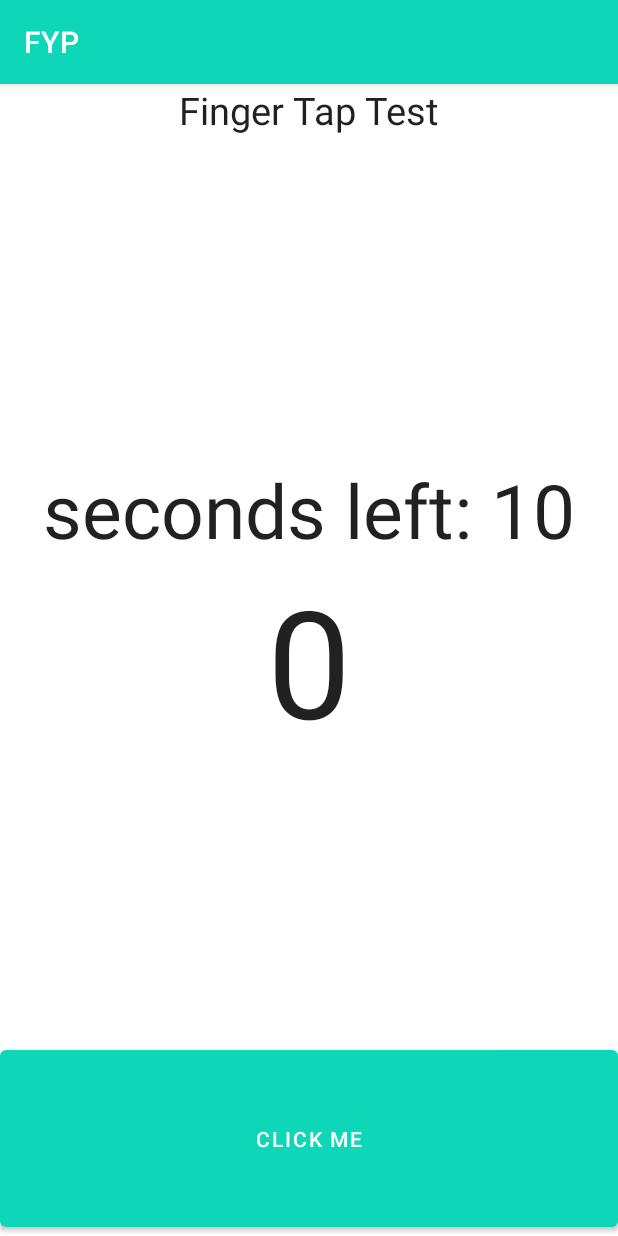
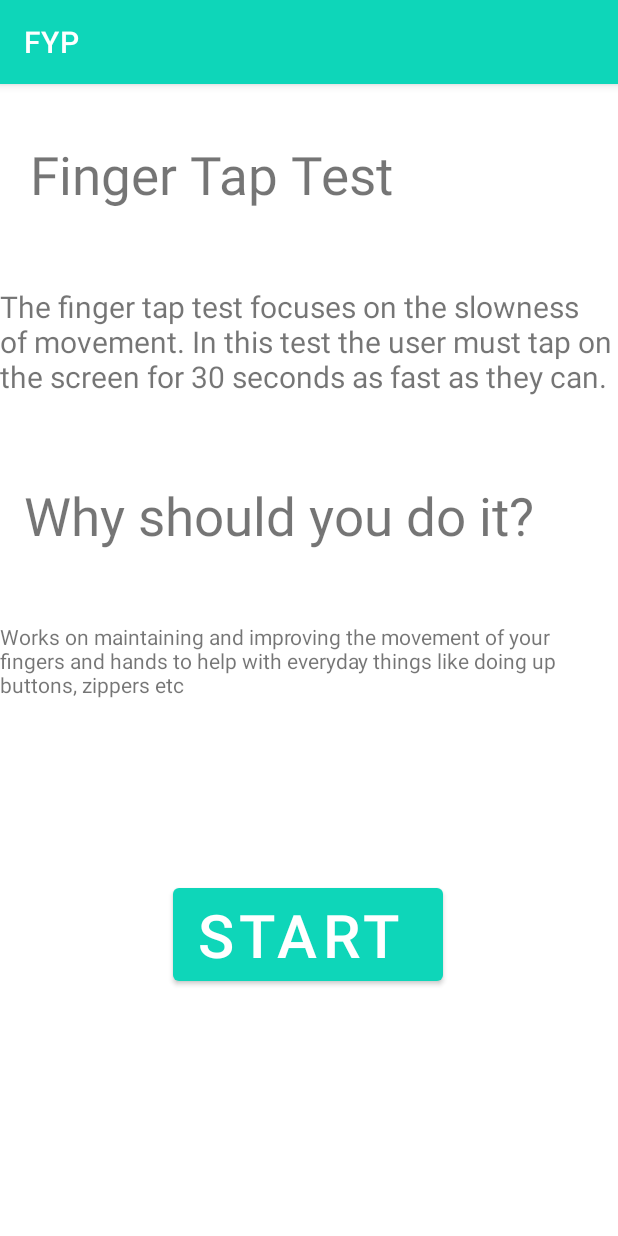
Before and after one commit to yasminmccann/Yasmin_McCann_FYP, an Android app: the DexHomeScreenActivity screen opened directly, with no data from a screen before it, after a tap on "Finger Tap Test", on a phone screen of 412 x 824 dp. Run offline under Robolectric (Android 15) with nearby library versions, the phone set to English and light mode, and no system bars.

Commit message:
Commit - adding test with results

```diff
--- a/app/src/main/java/com/example/fyp/DexHomeScreenActivity.java
+++ b/app/src/main/java/com/example/fyp/DexHomeScreenActivity.java
@@ -20,7 +20,7 @@ public class DexHomeScreenActivity extends AppCompatActivity {
         test1.setOnClickListener(new View.OnClickListener() {
             @Override
             public void onClick(View v) {
-                Intent intent = new Intent(DexHomeScreenActivity.this,  FingerTest2.class );
+                Intent intent = new Intent(DexHomeScreenActivity.this,  FingerTapTestDescriptionPage.class );
                 startActivity(intent);
             }
         });
--- /dev/null
+++ b/app/src/main/java/com/example/fyp/FingerTapTestDescriptionPage.java
@@ -0,0 +1,28 @@
+package com.example.fyp;
+
+import androidx.appcompat.app.AppCompatActivity;
+
+import android.content.Intent;
+import android.os.Bundle;
+import android.view.View;
+import android.widget.Button;
+
+public class FingerTapTestDescriptionPage extends AppCompatActivity {
+
+    Button startBtn;
+
+    @Override
+    protected void onCreate(Bundle savedInstanceState) {
+        super.onCreate(savedInstanceState);
+        setContentView(R.layout.activity_finger_tap_test_description_page);
+
+        startBtn = findViewById(R.id.startBtn);
+        startBtn.setOnClickListener(new View.OnClickListener() {
+            @Override
+            public void onClick(View v) {
+                Intent intent = new Intent(FingerTapTestDescriptionPage.this, FingerTest2.class);
+                startActivity(intent);
+            }
+        });
+    }
+}
--- /dev/null
+++ b/app/src/main/res/layout/activity_finger_tap_test_description_page.xml
@@ -0,0 +1,71 @@
+<?xml version="1.0" encoding="utf-8"?>
+<androidx.constraintlayout.widget.ConstraintLayout xmlns:android="http://schemas.android.com/apk/res/android"
+    xmlns:app="http://schemas.android.com/apk/res-auto"
+    xmlns:tools="http://schemas.android.com/tools"
+    android:layout_width="match_parent"
+    android:layout_height="match_parent"
+    tools:context=".FingerTapTestDescriptionPage">
+
+    <TextView
+        android:layout_width="wrap_content"
+        android:layout_height="wrap_content"
+        android:text="Finger Tap Test "
+        android:textSize="35sp"
+        app:layout_constraintBottom_toBottomOf="parent"
+        app:layout_constraintEnd_toEndOf="parent"
+        app:layout_constraintHorizontal_bias="0.125"
+        app:layout_constraintStart_toStartOf="parent"
+        app:layout_constraintTop_toTopOf="parent"
+        app:layout_constraintVertical_bias="0.051" />
+
+    <TextView
+        android:id="@+id/textView"
+        android:layout_width="wrap_content"
+        android:layout_height="wrap_content"
+        android:text="The finger tap test focuses on the slowness of movement. In this test the user must tap on the screen for 30 seconds as fast as they can. "
+        android:textSize="20sp"
+        app:layout_constraintBottom_toBottomOf="parent"
+        app:layout_constraintEnd_toEndOf="parent"
+        app:layout_constraintHorizontal_bias="1.0"
+        app:layout_constraintStart_toStartOf="parent"
+        app:layout_constraintTop_toTopOf="parent"
+        app:layout_constraintVertical_bias="0.194" />
+
+    <TextView
+        android:id="@+id/textView2"
+        android:layout_width="wrap_content"
+        android:layout_height="wrap_content"
+        android:text="Why should you do it?"
+        android:textSize="35sp"
+        app:layout_constraintBottom_toBottomOf="parent"
+        app:layout_constraintEnd_toEndOf="parent"
+        app:layout_constraintHorizontal_bias="0.222"
+        app:layout_constraintStart_toStartOf="parent"
+        app:layout_constraintTop_toTopOf="parent"
+        app:layout_constraintVertical_bias="0.366" />
+
+    <TextView
+        android:id="@+id/textView3"
+        android:layout_width="wrap_content"
+        android:layout_height="wrap_content"
+        android:text="Works on maintaining and improving the movement of your fingers and hands to help with everyday things like doing up buttons, zippers etc"
+        app:layout_constraintBottom_toBottomOf="parent"
+        app:layout_constraintEnd_toEndOf="parent"
+        app:layout_constraintStart_toStartOf="parent"
+        app:layout_constraintTop_toTopOf="parent" />
+
+    <Button
+        android:id="@+id/startBtn"
+        android:layout_width="wrap_content"
+        android:layout_height="wrap_content"
+        android:text="Start "
+        android:textSize="40sp"
+        app:layout_constraintBottom_toBottomOf="parent"
+        app:layout_constraintEnd_toEndOf="parent"
+        app:layout_constraintHorizontal_bias="0.498"
+        app:layout_constraintStart_toStartOf="parent"
+        app:layout_constraintTop_toTopOf="parent"
+        app:layout_constraintVertical_bias="0.764" />
+
+
+</androidx.constraintlayout.widget.ConstraintLayout>
```
Also changed, not shown: app/src/debug/res/drawable/ic_launcher_background.xml (added, +74 -0 lines), app/src/main/AndroidManifest.xml (+23 -1 lines), app/src/main/java/com/example/fyp/ProfileActivity.java (+5 -3 lines), app/src/main/java/com/example/fyp/SpeechTestDescriptionPage.java (added, +28 -0 lines), app/src/main/java/com/example/fyp/UpdateProfile.java (added, +116 -0 lines), app/src/main/java/com/example/fyp/User.java (+21 -0 lines), app/src/main/res/drawable/rectangle.xml (added, +15 -0 lines), app/src/main/res/layout/activity_home.xml (+14 -10 lines), app/src/main/res/layout/activity_profile.xml (+14 -1 lines), app/src/main/res/layout/activity_speech_test_description_page.xml (added, +70 -0 lines), app/src/main/res/layout/activity_update_profile.xml (added, +145 -0 lines), app/src/main/res/layout/settings_activity.xml (+15 -3 lines), app/src/debug/ic_launcher-playstore.png (added), app/src/main/res/drawable-v24/final_logo.jpg (added).
